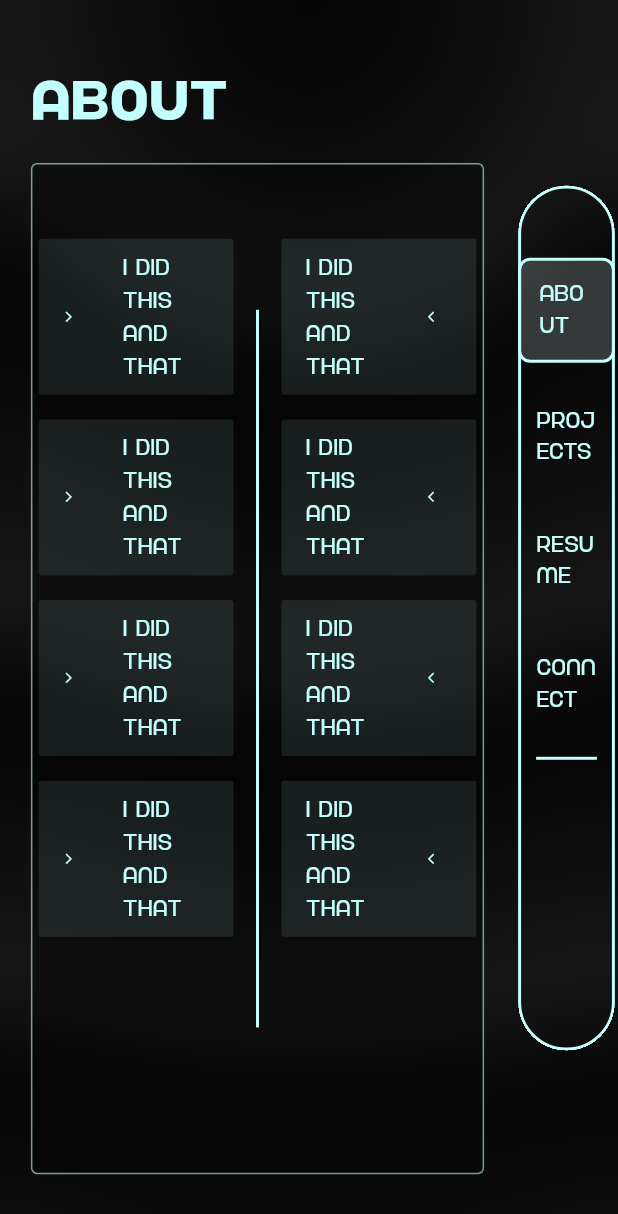
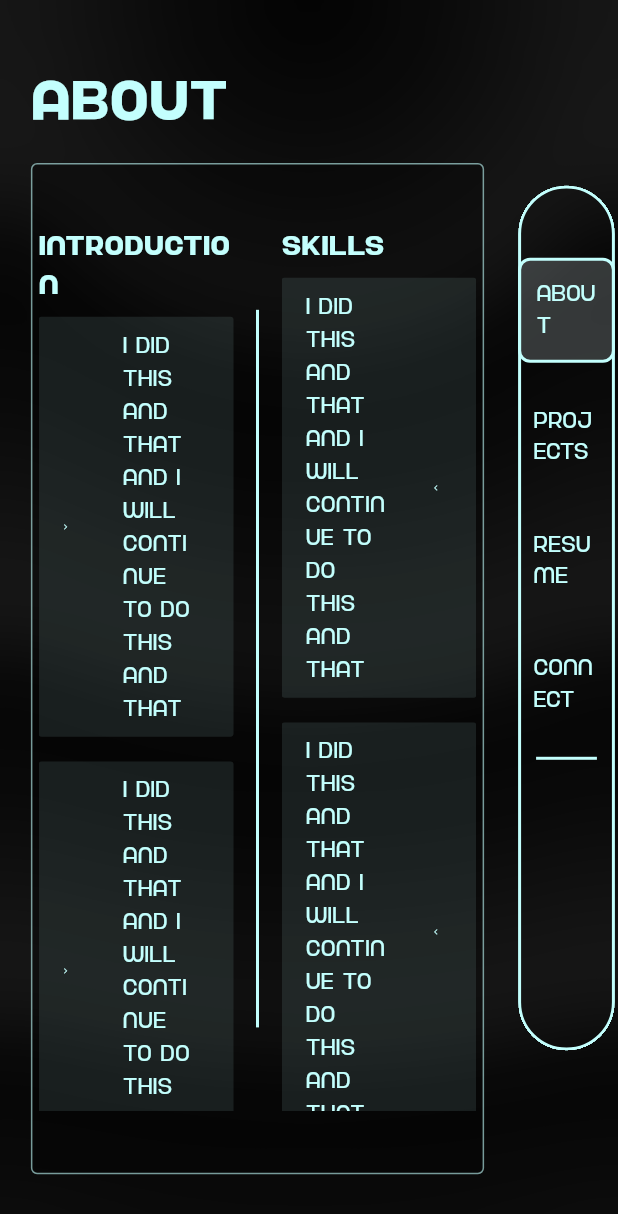
Before and after one commit to 1Shibam/portfolio_web, a Flutter app: the DesktopScreenLayout screen opened directly, on a phone screen of 412 x 824 dp. Shown: the top 1214 px of the screen. Run offline on Flutter 3.47's test engine with Material 3 defaults, Android fonts, the phone set to English and light mode, and no system bars; drawn by our look-alikes of flutter_animate; our stand-ins replace animated_text_kit, flutter_riverpod, go_router.

```diff
--- a/lib/responsive/desktop/about_page_desktop.dart
+++ b/lib/responsive/desktop/about_page_desktop.dart
@@ -25,7 +25,6 @@ class AboutPageDesktop extends StatelessWidget {
           SizedBox(height: maxHeight * 0.02),
           Expanded(
             child: Container(
-              height: double.maxFinite,
               padding: EdgeInsets.symmetric(
                   horizontal: maxWidth * 0.01, vertical: maxHeight * 0.05),
               decoration: BoxDecoration(
@@ -42,6 +41,10 @@ class AboutPageDesktop extends StatelessWidget {
                     mainAxisAlignment: MainAxisAlignment.start,
                     crossAxisAlignment: CrossAxisAlignment.start,
                     children: [
+                      Text(
+                        'Introduction',
+                        style: AppTextStyles.bold(context),
+                      ),
                       Expanded(
                           child: ListView.builder(
                         itemCount: 4,
@@ -76,6 +79,10 @@ class AboutPageDesktop extends StatelessWidget {
                       mainAxisAlignment: MainAxisAlignment.start,
                       crossAxisAlignment: CrossAxisAlignment.start,
                       children: [
+                        Text(
+                          'Skills',
+                          style: AppTextStyles.bold(context),
+                        ),
                         Expanded(
                             child: ListView.builder(
                           itemCount: 4,
@@ -129,17 +136,17 @@ class IntroductionTile extends StatelessWidget {
                 : Icon(
                     Icons.arrow_forward_ios,
                     color: AppColors.light,
-                    size: maxWidth * 0.02,
+                    size: maxWidth * 0.01,
                   ),
             trailing: isSkillSection
                 ? Icon(
                     Icons.arrow_back_ios,
                     color: AppColors.light,
-                    size: maxWidth * 0.02,
+                    size: maxWidth * 0.01,
                   )
                 : null,
             title: Text(
-              'I did this and that',
+              'I did this and that and i will continue to do this and that',
               style: AppTextStyles.normal(context),
             ),
           )),
--- a/lib/responsive/desktop/nav_button.dart
+++ b/lib/responsive/desktop/nav_button.dart
@@ -1,4 +1,5 @@
 import 'package:flutter/material.dart';
+import 'package:flutter_animate/flutter_animate.dart';
 import 'package:portfolio_web/theme/colors.dart';
 import 'package:portfolio_web/theme/text_styles.dart';
 
@@ -31,12 +32,12 @@ class NavButton extends StatelessWidget {
                   ? Border.all(color: AppColors.light, width: 2)
                   : null),
           padding:
-              EdgeInsets.symmetric(vertical: 12, horizontal: maxWidth * 0.03),
+              EdgeInsets.symmetric(vertical: 12, horizontal: maxWidth * 0.025),
           child: Text(
             title,
             style: AppTextStyles.normal(context),
           ),
-        ),
+        ).animate().fade(duration: 200.ms).slideY(duration: 400.ms),
       ),
     );
   }
--- a/lib/router/router_config.dart
+++ b/lib/router/router_config.dart
@@ -25,7 +25,7 @@ GoRouter router = GoRouter(initialLocation: '/landing', routes: [
     },
   ),
   GoRoute(
-    path: '/responsive',
+    path: '/portfolio',
     pageBuilder: (context, state) {
       return CustomTransitionPage(
         child: const ResponsiveDesignScreen(
@@ -44,5 +44,4 @@ GoRouter router = GoRouter(initialLocation: '/landing', routes: [
       );
     },
   ),
-
 ]);
--- a/lib/screens/landing_screen.dart
+++ b/lib/screens/landing_screen.dart
@@ -16,7 +16,7 @@ class _LandingScreenState extends State<LandingScreen> {
   void initState() {
     super.initState();
     Future.delayed(const Duration(seconds: 2), () {
-      if (mounted) context.go('/responsive');
+      if (mounted) context.go('/portfolio');
     });
   }
 
```
